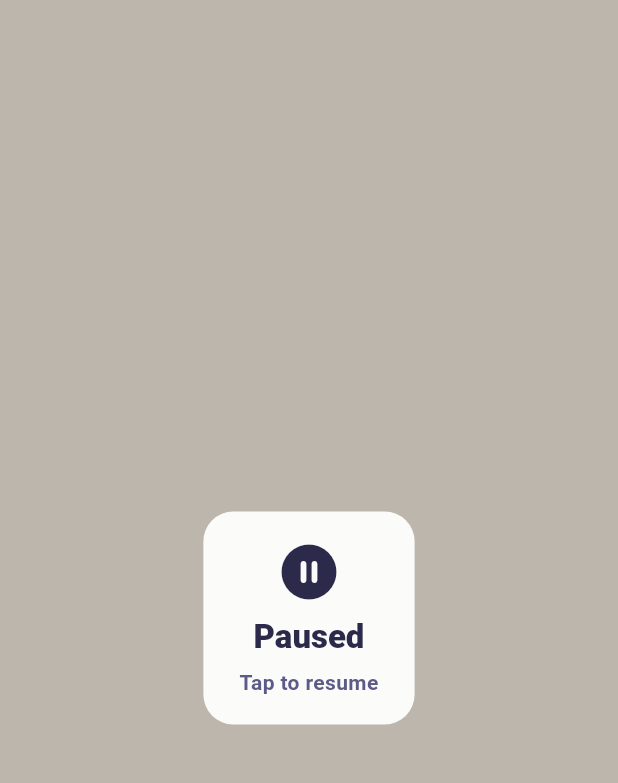
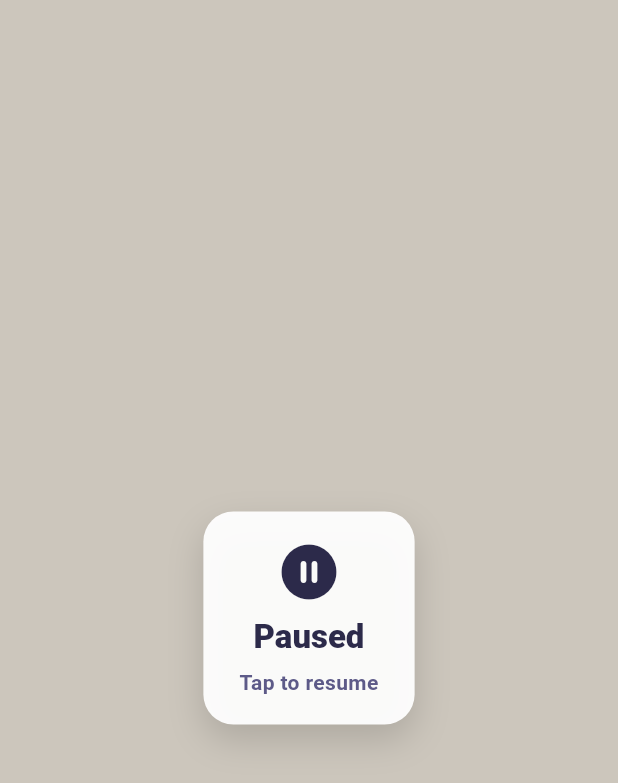
Before and after one commit to Hemyulin/better-brushing, a Flutter app: the _PausedOverlay widget shown alone on an empty page, opened directly with empty values, on a phone screen of 412 x 824 dp. Shown: the top 783 px of the screen. Run offline on Flutter 3.47's test engine with Material 3 defaults, Android fonts, the light colour scheme and no system bars; our stand-ins replace camera; missing offline and left inert: mediapipe_face_mesh.

Commit message:
Blur game behind pause overlay

```diff
--- a/lib/screens/camera_game_screen.dart
+++ b/lib/screens/camera_game_screen.dart
@@ -1436,15 +1436,29 @@ class _PausedOverlay extends StatelessWidget {
     final l10n = context.l10n;
 
     return DecoratedBox(
-      decoration: BoxDecoration(color: Colors.black.withValues(alpha: 0.26)),
+      decoration: BoxDecoration(color: Colors.white.withValues(alpha: 0.08)),
+      child: BackdropFilter(
+        filter: ui.ImageFilter.blur(sigmaX: 9, sigmaY: 9),
+        child: DecoratedBox(
+          decoration: BoxDecoration(color: Colors.black.withValues(alpha: 0.2)),
           child: Center(
             child: DecoratedBox(
               decoration: BoxDecoration(
                 color: Colors.white.withValues(alpha: 0.94),
                 borderRadius: BorderRadius.circular(20),
+                boxShadow: const [
+                  BoxShadow(
+                    color: Color(0x26000000),
+                    blurRadius: 20,
+                    offset: Offset(0, 10),
+                  ),
+                ],
               ),
               child: Padding(
-            padding: const EdgeInsets.symmetric(horizontal: 24, vertical: 18),
+                padding: const EdgeInsets.symmetric(
+                  horizontal: 24,
+                  vertical: 18,
+                ),
                 child: Column(
                   mainAxisSize: MainAxisSize.min,
                   children: [
@@ -1471,6 +1485,8 @@ class _PausedOverlay extends StatelessWidget {
                       ),
                     ),
                   ],
+                ),
+              ),
             ),
           ),
         ),
```
Lines whose indentation alone changed are shown as unchanged.
